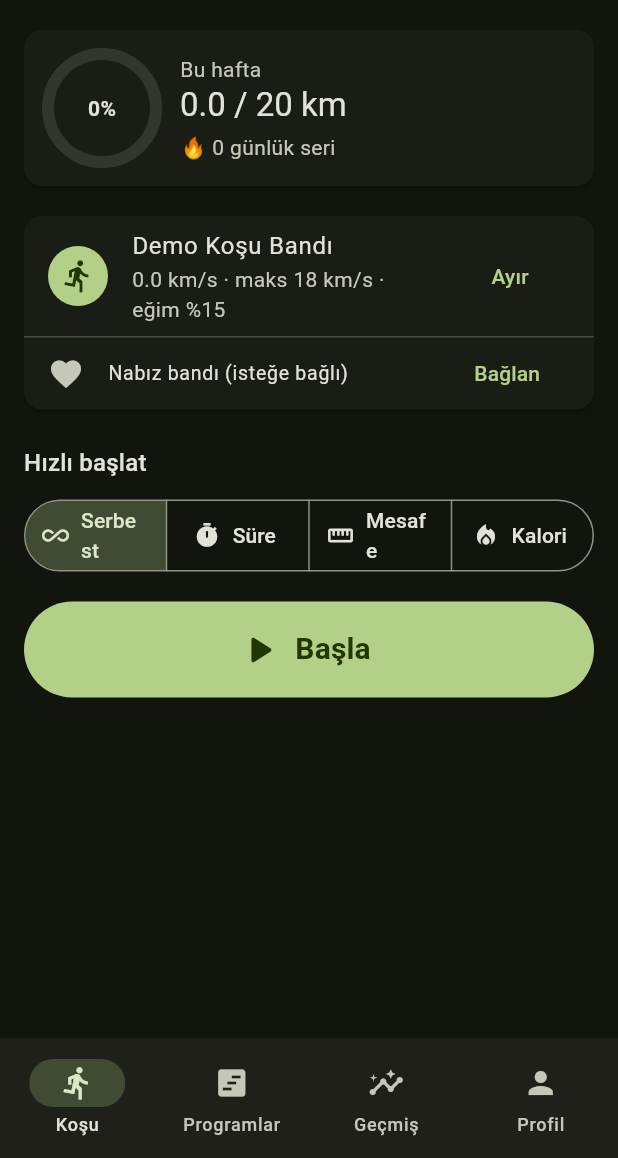
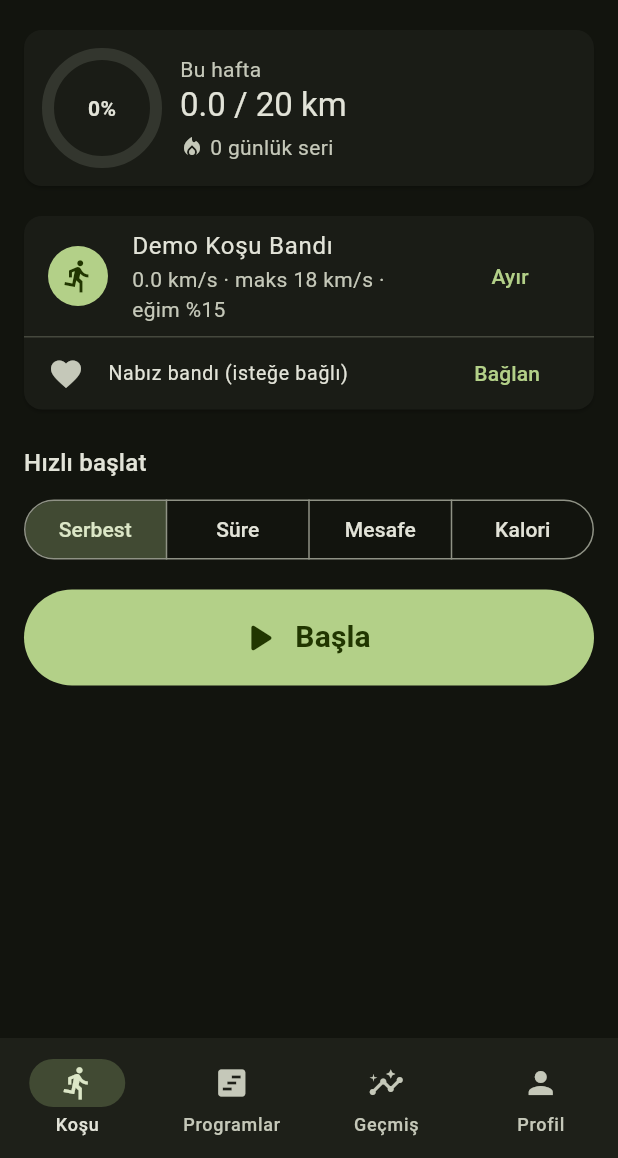
Before and after one commit to alisenn/stridefree, a Flutter app: the screen it shows after launch, after a tap on "Demo", on a phone screen of 412 x 824 dp, the part 78-1236 px from its top. Run offline on Flutter 3.47's test engine with Material 3 defaults, Android fonts, the phone set to English and light mode, and no system bars; our stand-ins replace file_picker, fl_chart, flutter_blue_plus, shared_preferences, wakelock_plus.

Commit message:
iOS: raise deployment target to 14, fix phone layout
- iOS 14 minimum (required by file_picker)
- Compact 3-column metric grid so speed/incline controls fit on one phone screen
- Goal selector without icons so labels don't wrap; streak icon instead of emoji
- Chart time axis shows seconds for short sessions

Co-Authored-By: Claude Opus 5.5 <noreply@anthropic.com>

```diff
--- a/lib/screens/history.dart
+++ b/lib/screens/history.dart
@@ -54,13 +54,15 @@ class HistoryScreen extends StatelessWidget {
             ),
           ),
           const SizedBox(height: 8),
-          GridView.extent(
-            maxCrossAxisExtent: 260,
+          GridView(
+            gridDelegate: SliverGridDelegateWithMaxCrossAxisExtent(
+              maxCrossAxisExtent: 260,
+              mainAxisExtent: 80,
+              mainAxisSpacing: 8,
+              crossAxisSpacing: 8,
+            ),
             shrinkWrap: true,
             physics: const NeverScrollableScrollPhysics(),
-            mainAxisSpacing: 8,
-            crossAxisSpacing: 8,
-            childAspectRatio: 2.2,
             children: [
               MetricTile(
                 label: 'Toplam mesafe',
@@ -208,13 +210,15 @@ class SessionDetailScreen extends StatelessWidget {
               if (isSummary)
                 Text(s.title, style: Theme.of(context).textTheme.titleLarge),
               const SizedBox(height: 12),
-              GridView.extent(
-                maxCrossAxisExtent: 180,
+              GridView(
+                gridDelegate: SliverGridDelegateWithMaxCrossAxisExtent(
+                  maxCrossAxisExtent: 150,
+                  mainAxisExtent: 80,
+                  mainAxisSpacing: 8,
+                  crossAxisSpacing: 8,
+                ),
                 shrinkWrap: true,
                 physics: const NeverScrollableScrollPhysics(),
-                mainAxisSpacing: 8,
-                crossAxisSpacing: 8,
-                childAspectRatio: 1.5,
                 children: [
                   MetricTile(
                     label: 'Mesafe',
--- a/lib/screens/home.dart
+++ b/lib/screens/home.dart
@@ -109,9 +109,21 @@ class _HomeScreenState extends State<HomeScreen> {
                             style: Theme.of(context).textTheme.titleLarge,
                           ),
                           const SizedBox(height: 4),
-                          Text(
-                            '🔥 ${hist.streakDays} günlük seri',
-                            style: TextStyle(color: cs.onSurfaceVariant),
+                          Row(
+                            children: [
+                              Icon(
+                                Icons.local_fire_department,
+                                size: 16,
+                                color: hist.streakDays > 0
+                                    ? Colors.orangeAccent
+                                    : cs.onSurfaceVariant,
+                              ),
+                              const SizedBox(width: 4),
+                              Text(
+                                '${hist.streakDays} günlük seri',
+                                style: TextStyle(color: cs.onSurfaceVariant),
+                              ),
+                            ],
                           ),
                         ],
                       ),
@@ -139,26 +151,10 @@ class _HomeScreenState extends State<HomeScreen> {
             const SizedBox(height: 8),
             SegmentedButton<GoalType>(
               segments: const [
-                ButtonSegment(
-                  value: GoalType.none,
-                  label: Text('Serbest'),
-                  icon: Icon(Icons.all_inclusive),
-                ),
-                ButtonSegment(
-                  value: GoalType.time,
-                  label: Text('Süre'),
-                  icon: Icon(Icons.timer),
-                ),
-                ButtonSegment(
-                  value: GoalType.distance,
-                  label: Text('Mesafe'),
-                  icon: Icon(Icons.straighten),
-                ),
-                ButtonSegment(
-                  value: GoalType.calories,
-                  label: Text('Kalori'),
-                  icon: Icon(Icons.local_fire_department),
-                ),
+                ButtonSegment(value: GoalType.none, label: Text('Serbest')),
+                ButtonSegment(value: GoalType.time, label: Text('Süre')),
+                ButtonSegment(value: GoalType.distance, label: Text('Mesafe')),
+                ButtonSegment(value: GoalType.calories, label: Text('Kalori')),
               ],
               showSelectedIcon: false,
               selected: {goalType},
--- a/lib/widgets.dart
+++ b/lib/widgets.dart
@@ -335,7 +335,9 @@ class SampleLineChart extends StatelessWidget {
                   double.infinity,
                 ),
                 getTitlesWidget: (v, m) => Text(
-                  '${(v * 5 / 60).round()}dk',
+                  values.length * 5 < 180
+                      ? '${(v * 5).round()}sn'
+                      : '${(v * 5 / 60).round()}dk',
                   style: TextStyle(fontSize: 10, color: cs.onSurfaceVariant),
                 ),
               ),
```
Also changed, not shown: lib/screens/workout.dart (+7 -5 lines), 4 other files.
